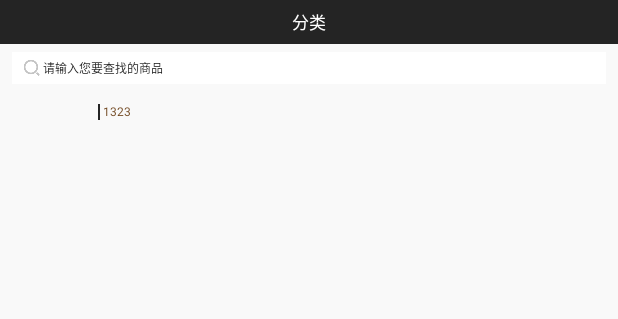
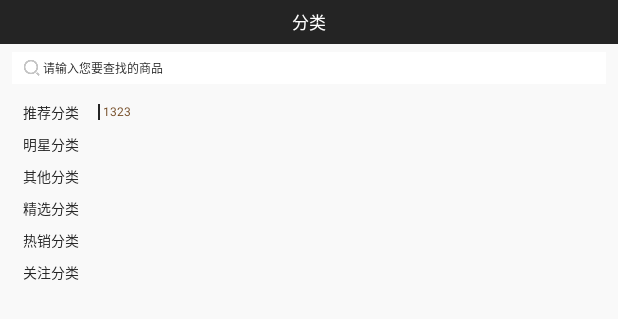
Before and after one commit to jfvu/ZiTaoHui, an Android app: the layout fragment_class.xml on its own in the app's theme, with its tools: preview values and no code run, on a phone screen of 412 x 824 dp. Shown: the top 319 px of the screen. Run offline under Robolectric (Android 15) with nearby library versions, the light colour scheme and no system bars.

Commit message:
class页面重新更改控件

```diff
--- a/app/src/main/java/com/example/jiaofeng/zitaohui/ui/fragment/ClassFragment.java
+++ b/app/src/main/java/com/example/jiaofeng/zitaohui/ui/fragment/ClassFragment.java
@@ -1,23 +1,15 @@
 package com.example.jiaofeng.zitaohui.ui.fragment;
 
 import android.graphics.Color;
-import android.os.Bundle;
 import android.support.annotation.LayoutRes;
 import android.support.annotation.Nullable;
 import android.support.v7.widget.GridLayoutManager;
-import android.support.v7.widget.LinearLayoutManager;
 import android.support.v7.widget.RecyclerView;
-import android.view.LayoutInflater;
 import android.view.View;
 import android.view.ViewGroup;
-import android.widget.AdapterView;
 import android.widget.BaseAdapter;
 import android.widget.EditText;
-import android.widget.ImageView;
 import android.widget.LinearLayout;
-import android.widget.ListAdapter;
-import android.widget.ListView;
-import android.widget.RelativeLayout;
 import android.widget.TextView;
 import android.widget.Toast;
 
@@ -30,7 +22,6 @@ import java.util.ArrayList;
 import java.util.List;
 
 import butterknife.BindView;
-import butterknife.ButterKnife;
 import butterknife.Unbinder;
 
 /**
@@ -40,8 +31,8 @@ import butterknife.Unbinder;
 public class ClassFragment extends BaseFragment {
     @BindView(R.id.et_input_fragment_class)
     EditText etInputFragmentClass;
-    @BindView(R.id.lv_class_fragment_class)
-    ListView lvClassFragmentClass;
+    /*@BindView(R.id.lv_class_fragment_class)
+    ListView lvClassFragmentClass;*/
     @BindView(R.id.tv_classname_fragment_class)
     TextView tvClassnameFragmentClass;
     @BindView(R.id.rv_content_fragment_class)
@@ -120,7 +111,7 @@ public class ClassFragment extends BaseFragment {
         number.add(77);
 
 
-        myClassNameAdapter = new MyClassNameAdapter();
+        /*myClassNameAdapter = new MyClassNameAdapter();
         lvClassFragmentClass.setAdapter(new MyClassNameAdapter());
         tvClassnameFragmentClass.setText(classNames.get(0).getName());
         lvClassFragmentClass.setOnItemClickListener(new AdapterView.OnItemClickListener() {
@@ -138,7 +129,7 @@ public class ClassFragment extends BaseFragment {
                 flag = position;
 
             }
-        });
+        });*/
         myRlAdapter = new MyRlAdapter(R.layout.item_content_rl,getEetityclasses(number.get(0)));
         //LinearLayoutManager linearLayoutManager = new LinearLayoutManager(getActivity());
         //linearLayoutManager.setOrientation(LinearLayoutManager.HORIZONTAL);
--- /dev/null
+++ b/app/src/main/res/drawable/select_radiobuttonbg.xml
@@ -0,0 +1,5 @@
+<?xml version="1.0" encoding="utf-8"?>
+<selector xmlns:android="http://schemas.android.com/apk/res/android">
+<item android:state_checked="true" android:drawable="@drawable/shape_rbcheck"/>
+    <item android:state_checked="false" android:drawable="@drawable/shape_rbnocheck"/>
+</selector>
--- /dev/null
+++ b/app/src/main/res/drawable/shape_rbcheck.xml
@@ -0,0 +1,4 @@
+<?xml version="1.0" encoding="utf-8"?>
+<shape xmlns:android="http://schemas.android.com/apk/res/android">
+<solid android:color="#ffffff"/>
+</shape>
--- /dev/null
+++ b/app/src/main/res/drawable/shape_rbnocheck.xml
@@ -0,0 +1,4 @@
+<?xml version="1.0" encoding="utf-8"?>
+<shape xmlns:android="http://schemas.android.com/apk/res/android">
+<solid android:color="#F9F9F9"/>
+</shape>
--- a/app/src/main/res/layout/fragment_class.xml
+++ b/app/src/main/res/layout/fragment_class.xml
@@ -45,15 +45,75 @@
             android:textColorHint="#242424"
             android:textSize="12px"/>
     </RelativeLayout>
-    <ListView
-        android:id="@+id/lv_class_fragment_class"
+    <RadioGroup
+        android:id="@+id/rg_class_fragment_class"
         android:layout_width="78px"
         android:layout_height="match_parent"
         android:layout_below="@id/rl_seach_fragment_class"
         android:layout_marginTop="12px"
         android:layout_marginLeft="12px"
-        android:divider="@null">
-    </ListView>
+        >
+        <RadioButton
+            android:layout_width="match_parent"
+            android:layout_height="32px"
+            android:button="@null"
+            android:text="推荐分类"
+            android:gravity="center"
+            android:textSize="14px"
+            android:textColor="#242424"
+            android:background="@drawable/select_radiobuttonbg"
+            />
+        <RadioButton
+            android:layout_width="match_parent"
+            android:layout_height="32px"
+            android:button="@null"
+            android:text="明星分类"
+            android:gravity="center"
+            android:textSize="14px"
+            android:textColor="#242424"
+            android:background="@drawable/select_radiobuttonbg"
+            />
+        <RadioButton
+            android:layout_width="match_parent"
+            android:layout_height="32px"
+            android:button="@null"
+            android:text="其他分类"
+            android:gravity="center"
+            android:textSize="14px"
+            android:textColor="#242424"
+            android:background="@drawable/select_radiobuttonbg"
+            />
+        <RadioButton
+            android:layout_width="match_parent"
+            android:layout_height="32px"
+            android:button="@null"
+            android:text="精选分类"
+            android:gravity="center"
+            android:textSize="14px"
+            android:textColor="#242424"
+            android:background="@drawable/select_radiobuttonbg"
+            />
+        <RadioButton
+            android:layout_width="match_parent"
+            android:layout_height="32px"
+            android:button="@null"
+            android:text="热销分类"
+            android:gravity="center"
+            android:textSize="14px"
+            android:textColor="#242424"
+            android:background="@drawable/select_radiobuttonbg"
+            />
+        <RadioButton
+            android:layout_width="match_parent"
+            android:layout_height="32px"
+            android:button="@null"
+            android:text="关注分类"
+            android:gravity="center"
+            android:textSize="14px"
+            android:textColor="#242424"
+            android:background="@drawable/select_radiobuttonbg"
+            />
+    </RadioGroup>
     <RelativeLayout
         android:id="@+id/rl_title_classname_fragment_class"
         android:layout_width="match_parent"
```
